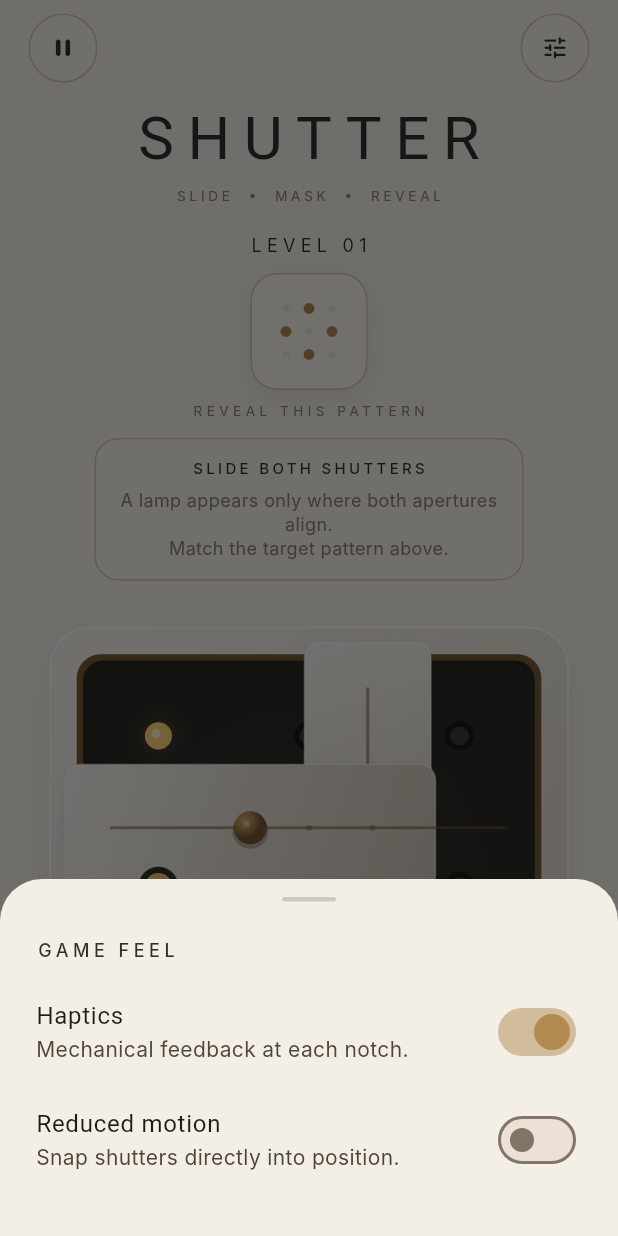
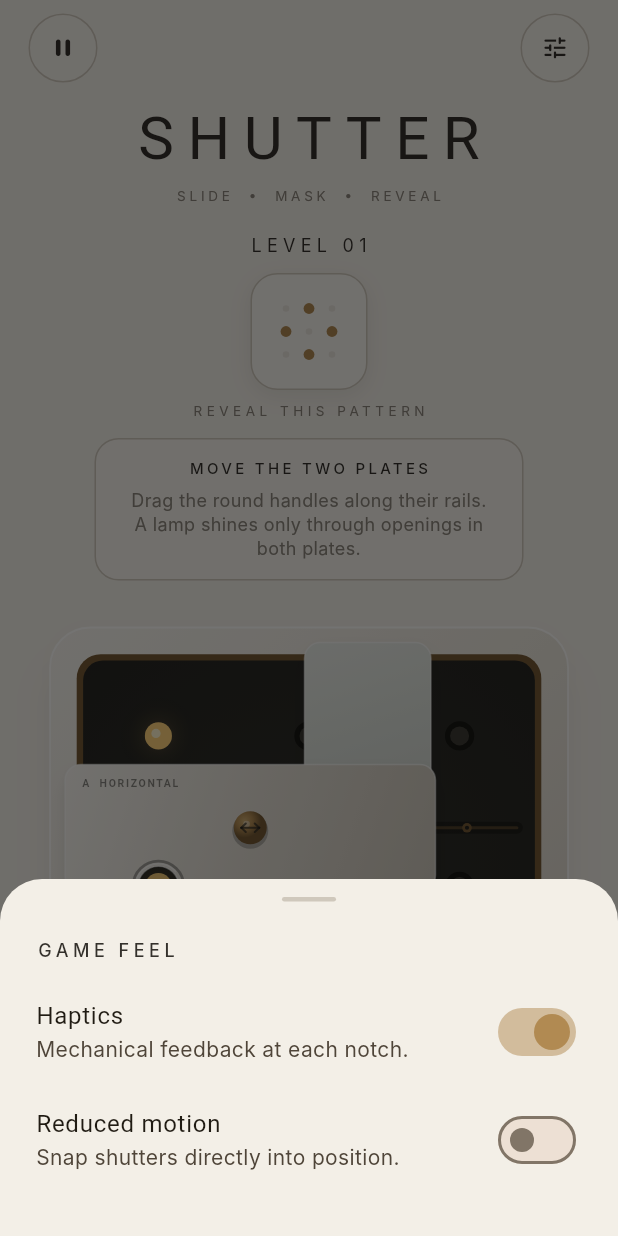
Before and after one commit to olahgabortamas/shutter, a Flutter app: the screen it shows after launch, after a tap on the "tune" icon, on a phone screen of 412 x 824 dp. Run offline on Flutter 3.47's test engine with Material 3 defaults, Android fonts, the phone set to English and light mode, and no system bars; our stand-ins replace shared_preferences; Roboto replaces fonts that are missing (Cormorant Garamond, Inter).

Commit message:
feat: clarify shutter mechanism

```diff
--- a/lib/presentation/game_screen.dart
+++ b/lib/presentation/game_screen.dart
@@ -27,7 +27,8 @@ class GameScreen extends StatefulWidget {
 class _GameScreenState extends State<GameScreen> {
   late final Future<List<ShutterLevel>> _campaign =
       widget.repository.loadCampaign();
-  late final GamePreferences _preferences = widget.preferences ?? GamePreferences();
+  late final GamePreferences _preferences =
+      widget.preferences ?? GamePreferences();
 
   @override
   void dispose() {
@@ -44,7 +45,9 @@ class _GameScreenState extends State<GameScreen> {
         builder: (context, snapshot) {
           if (snapshot.hasError) return _LoadError(error: snapshot.error);
           if (!snapshot.hasData) {
-            return const Scaffold(body: Center(child: CircularProgressIndicator(strokeWidth: 1.5)));
+            return const Scaffold(
+                body:
+                    Center(child: CircularProgressIndicator(strokeWidth: 1.5)));
           }
           final levels = snapshot.requireData;
           if (levels.isEmpty) {
@@ -67,8 +70,8 @@ class _CampaignGame extends StatefulWidget {
 }
 
 class _CampaignGameState extends State<_CampaignGame> {
-  late int _levelIndex = widget.preferences.currentLevelIndex
-      .clamp(0, widget.levels.length - 1);
+  late int _levelIndex =
+      widget.preferences.currentLevelIndex.clamp(0, widget.levels.length - 1);
 
   void _advance() {
     setState(() {
@@ -143,7 +146,8 @@ class _LoadedGameState extends State<_LoadedGame> {
       context: context,
       builder: (dialogContext) => AlertDialog(
         backgroundColor: ShutterColors.surfaceLight,
-        title: const Text('PAUSED', style: TextStyle(letterSpacing: 3, fontSize: 13)),
+        title: const Text('PAUSED',
+            style: TextStyle(letterSpacing: 3, fontSize: 13)),
         content: const Text('Take your time. The mechanism will wait.'),
         actions: [
           TextButton(
@@ -186,8 +190,14 @@ class _LoadedGameState extends State<_LoadedGame> {
                     child: Row(
                       mainAxisAlignment: MainAxisAlignment.spaceBetween,
                       children: [
-                        _TopButton(icon: Icons.pause_rounded, label: 'Pause', onPressed: _openPause),
-                        _TopButton(icon: Icons.tune_rounded, label: 'Settings', onPressed: _openSettings),
+                        _TopButton(
+                            icon: Icons.pause_rounded,
+                            label: 'Pause',
+                            onPressed: _openPause),
+                        _TopButton(
+                            icon: Icons.tune_rounded,
+                            label: 'Settings',
+                            onPressed: _openSettings),
                       ],
                     ),
                   ),
@@ -206,34 +216,47 @@ class _LoadedGameState extends State<_LoadedGame> {
                   const SizedBox(height: 3),
                   const Text(
                     'SLIDE  •  MASK  •  REVEAL',
-                    style: TextStyle(fontSize: 9, letterSpacing: 2.5, color: ShutterColors.muted),
+                    style: TextStyle(
+                        fontSize: 9,
+                        letterSpacing: 2.5,
+                        color: ShutterColors.muted),
                   ),
                   SizedBox(height: compact ? 10 : 18),
                   Text(
                     'LEVEL ${widget.level.number.toString().padLeft(2, '0')}',
-                    style: const TextStyle(fontSize: 12, letterSpacing: 3.5, color: ShutterColors.text),
+                    style: const TextStyle(
+                        fontSize: 12,
+                        letterSpacing: 3.5,
+                        color: ShutterColors.text),
                   ),
                   const SizedBox(height: 10),
-                  TargetPreview(level: widget.level, confirmed: controller.solved),
+                  TargetPreview(
+                      level: widget.level, confirmed: controller.solved),
                   const SizedBox(height: 7),
                   AnimatedSwitcher(
-                    duration: widget.preferences.reducedMotion ? Duration.zero : const Duration(milliseconds: 300),
+                    duration: widget.preferences.reducedMotion
+                        ? Duration.zero
+                        : const Duration(milliseconds: 300),
                     child: Text(
                       controller.solved
                           ? 'COMPLETE'
                           : controller.hasMoved || widget.level.number != 1
-                          ? 'TARGET'
-                          : 'REVEAL THIS PATTERN',
+                              ? 'TARGET'
+                              : 'REVEAL THIS PATTERN',
                       key: ValueKey((controller.solved, controller.hasMoved)),
                       style: TextStyle(
                         fontSize: 9,
                         letterSpacing: 3,
-                        color: controller.solved ? ShutterColors.brassDark : ShutterColors.muted,
+                        color: controller.solved
+                            ? ShutterColors.brassDark
+                            : ShutterColors.muted,
                       ),
                     ),
                   ),
                   AnimatedSize(
-                    duration: widget.preferences.reducedMotion ? Duration.zero : const Duration(milliseconds: 260),
+                    duration: widget.preferences.reducedMotion
+                        ? Duration.zero
+                        : const Duration(milliseconds: 260),
                     curve: Curves.easeOutCubic,
                     child: widget.level.number == 1 && !controller.hasMoved
                         ? const _FirstMoveGuide()
@@ -260,7 +283,9 @@ class _LoadedGameState extends State<_LoadedGame> {
                   ),
                   const SizedBox(height: 14),
                   AnimatedSwitcher(
-                    duration: widget.preferences.reducedMotion ? Duration.zero : const Duration(milliseconds: 450),
+                    duration: widget.preferences.reducedMotion
+                        ? Duration.zero
+                        : const Duration(milliseconds: 450),
                     switchInCurve: Curves.easeOutCubic,
                     child: controller.solved
                         ? _AdvanceButton(
@@ -292,7 +317,8 @@ class _FirstMoveGuide extends StatelessWidget {
     return Padding(
       padding: const EdgeInsets.only(top: 12),
       child: Semantics(
-        label: 'How to play: slide both shutters. A lamp appears only where both apertures align. Match the target pattern.',
+        label:
+            'How to play: slide both shutters. A lamp appears only where both apertures align. Match the target pattern.',
         child: Container(
           width: 286,
           padding: const EdgeInsets.symmetric(horizontal: 16, vertical: 12),
@@ -304,7 +330,7 @@ class _FirstMoveGuide extends StatelessWidget {
           child: const Column(
             children: [
               Text(
-                'SLIDE BOTH SHUTTERS',
+                'MOVE THE TWO PLATES',
                 style: TextStyle(
                   color: ShutterColors.text,
                   fontSize: 10,
@@ -314,7 +340,7 @@ class _FirstMoveGuide extends StatelessWidget {
               ),
               SizedBox(height: 7),
               Text(
-                'A lamp appears only where both apertures align.\nMatch the target pattern above.',
+                'Drag the round handles along their rails.\nA lamp shines only through openings in both plates.',
                 textAlign: TextAlign.center,
                 style: TextStyle(
                   color: ShutterColors.muted,
@@ -369,7 +395,8 @@ class _AdvanceButton extends StatelessWidget {
 }
 
 class _TopButton extends StatelessWidget {
-  const _TopButton({required this.icon, required this.label, required this.onPressed});
+  const _TopButton(
+      {required this.icon, required this.label, required this.onPressed});
   final IconData icon;
   final String label;
   final VoidCallback onPressed;
@@ -400,7 +427,8 @@ class _LoadError extends StatelessWidget {
       body: Center(
         child: Padding(
           padding: const EdgeInsets.all(32),
-          child: Text('The mechanism could not be loaded.\n$error', textAlign: TextAlign.center),
+          child: Text('The mechanism could not be loaded.\n$error',
+              textAlign: TextAlign.center),
         ),
       ),
     );
--- a/lib/presentation/shutter_board.dart
+++ b/lib/presentation/shutter_board.dart
@@ -21,7 +21,8 @@ class ShutterBoard extends StatefulWidget {
   State<ShutterBoard> createState() => _ShutterBoardState();
 }
 
-class _ShutterBoardState extends State<ShutterBoard> with SingleTickerProviderStateMixin {
+class _ShutterBoardState extends State<ShutterBoard>
+    with SingleTickerProviderStateMixin {
   late final AnimationController _snapController;
   late List<double> _visualNotches;
   int? _draggedPlate;
@@ -34,7 +35,8 @@ class _ShutterBoardState extends State<ShutterBoard> with SingleTickerProviderSt
   @override
   void initState() {
     super.initState();
-    _visualNotches = widget.controller.positions.map((value) => value.toDouble()).toList();
+    _visualNotches =
+        widget.controller.positions.map((value) => value.toDouble()).toList();
     _snapController = AnimationController(vsync: this, duration: _snapDuration)
       ..addListener(() {
         final index = _snappingPlate;
@@ -73,7 +75,8 @@ class _ShutterBoardState extends State<ShutterBoard> with SingleTickerProviderSt
   void _syncFromController() {
     if (_draggedPlate != null || _snapController.isAnimating) return;
     setState(() {
-      _visualNotches = widget.controller.positions.map((value) => value.toDouble()).toList();
+      _visualNotches =
+          widget.controller.positions.map((value) => value.toDouble()).toList();
     });
   }
 
@@ -89,7 +92,8 @@ class _ShutterBoardState extends State<ShutterBoard> with SingleTickerProviderSt
     final dx = (point.dx - center.dx).abs();
     final dy = (point.dy - center.dy).abs();
     final preferredAxis = dx > dy ? PlateAxis.horizontal : PlateAxis.vertical;
-    final preferred = widget.controller.level.plates.indexWhere((p) => p.axis == preferredAxis);
+    final preferred = widget.controller.level.plates
+        .indexWhere((p) => p.axis == preferredAxis);
     return preferred >= 0 ? preferred : 0;
   }
 
@@ -109,12 +113,14 @@ class _ShutterBoardState extends State<ShutterBoard> with SingleTickerProviderSt
     final index = _draggedPlate;
     if (index == null) return;
     final plate = widget.controller.level.plates[index];
-    final delta = plate.axis == PlateAxis.horizontal ? details.delta.dx : details.delta.dy;
+    final delta = plate.axis == PlateAxis.horizontal
+        ? details.delta.dx
+        : details.delta.dy;
     _dragDistance += delta;
     final notchSpacing = size.shortestSide * .13;
     setState(() {
-      _visualNotches[index] =
-          (_dragStartNotch + _dragDistance / notchSpacing).clamp(0, plate.notchCount - 1);
+      _visualNotches[index] = (_dragStartNotch + _dragDistance / notchSpacing)
+          .clamp(0, plate.notchCount - 1);
     });
   }
 
@@ -143,9 +149,11 @@ class _ShutterBoardState extends State<ShutterBoard> with SingleTickerProviderSt
   Widget build(BuildContext context) {
     return LayoutBuilder(builder: (context, constraints) {
       final size = Size(constraints.maxWidth, constraints.maxHeight);
-      final roundedPositions = _visualNotches.map((value) => value.round()).toList(growable: false);
+      final roundedPositions =
+          _visualNotches.map((value) => value.round()).toList(growable: false);
       return Semantics(
-        label: 'Shutter mechanism. Drag horizontally or vertically to move a plate.',
+        label:
+            'Shutter mechanism. Drag horizontally or vertically to move a plate.',
         child: GestureDetector(
           behavior: HitTestBehavior.opaque,
           onPanStart: (details) => _start(details, size),
@@ -155,7 +163,8 @@ class _ShutterBoardState extends State<ShutterBoard> with SingleTickerProviderSt
             painter: ShutterBoardPainter(
               level: widget.controller.level,
               visualNotches: _visualNotches,
-              visibleLights: widget.controller.level.visibleLights(roundedPositions),
+              visibleLights:
+                  widget.controller.level.visibleLights(roundedPositions),
               draggedPlate: _draggedPlate,
               hint: widget.controller.hint,
               solved: widget.controller.solved,
@@ -187,7 +196,8 @@ class ShutterBoardPainter extends CustomPainter {
   @override
   void paint(Canvas canvas, Size size) {
     final outer = Offset.zero & size;
-    final frame = RRect.fromRectAndRadius(outer.deflate(size.width * .015), Radius.circular(size.width * .075));
+    final frame = RRect.fromRectAndRadius(
+        outer.deflate(size.width * .015), Radius.circular(size.width * .075));
     canvas.drawShadow(
       Path()..addRRect(frame),
       Colors.black.withValues(alpha: .22),
@@ -196,10 +206,15 @@ class ShutterBoardPainter extends CustomPainter {
     );
     canvas.drawRRect(
       frame,
-      Paint()..shader = const LinearGradient(
+      Paint()
+        ..shader = const LinearGradient(
           begin: Alignment.topLeft,
           end: Alignment.bottomRight,
-        colors: [ShutterColors.surfaceLight, ShutterColors.surface, Color(0xFFD8D2C7)],
+          colors: [
+            ShutterColors.surfaceLight,
+            ShutterColors.surface,
+            Color(0xFFD8D2C7)
+          ],
         ).createShader(outer),
     );
 
@@ -211,13 +226,15 @@ class ShutterBoardPainter extends CustomPainter {
     final cavity = rimRect.deflate(size.width * .012);
     canvas.drawRRect(
       RRect.fromRectAndRadius(cavity, Radius.circular(size.width * .037)),
-      Paint()..shader = const RadialGradient(
+      Paint()
+        ..shader = const RadialGradient(
           colors: [ShutterColors.cavityLight, ShutterColors.cavity],
           radius: .95,
         ).createShader(cavity),
     );
 
     _drawLamps(canvas, cavity);
+    _drawRailGuides(canvas, cavity);
     for (var index = level.plates.length - 1; index >= 0; index--) {
       _drawPlate(canvas, cavity, index);
     }
@@ -230,27 +247,82 @@ class ShutterBoardPainter extends CustomPainter {
     for (var row = 0; row < level.rows; row++) {
       for (var column = 0; column < level.columns; column++) {
         final index = row * level.columns + column;
-        final center = Offset(cavity.left + (column + .5) * cellW, cavity.top + (row + .5) * cellH);
+        final center = Offset(cavity.left + (column + .5) * cellW,
+            cavity.top + (row + .5) * cellH);
         final radius = math.min(cellW, cellH) * .09;
         if (visibleLights[index]) {
           canvas.drawCircle(
             center,
             radius * 3,
-            Paint()..shader = RadialGradient(colors: [
+            Paint()
+              ..shader = RadialGradient(colors: [
                 ShutterColors.lightOn.withValues(alpha: solved ? .28 : .2),
                 Colors.transparent,
-            ]).createShader(Rect.fromCircle(center: center, radius: radius * 3)),
+              ]).createShader(
+                  Rect.fromCircle(center: center, radius: radius * 3)),
           );
-          canvas.drawCircle(center, radius, Paint()..color = ShutterColors.lightOn);
-          canvas.drawCircle(center.translate(-radius * .18, -radius * .18), radius * .34, Paint()..color = ShutterColors.lightCore);
+          canvas.drawCircle(
+              center, radius, Paint()..color = ShutterColors.lightOn);
+          canvas.drawCircle(center.translate(-radius * .18, -radius * .18),
+              radius * .34, Paint()..color = ShutterColors.lightCore);
         } else {
-          canvas.drawCircle(center, radius * 1.08, Paint()..color = const Color(0xFF171713));
+          canvas.drawCircle(
+              center, radius * 1.08, Paint()..color = const Color(0xFF171713));
           canvas.drawCircle(
             center,
             radius * .7,
             Paint()..color = ShutterColors.lightOff.withValues(alpha: .52),
           );
         }
+      }
+    }
+  }
+
+  void _drawRailGuides(Canvas canvas, Rect cavity) {
+    for (var index = 0; index < level.plates.length; index++) {
+      final plate = level.plates[index];
+      final isHorizontal = plate.axis == PlateAxis.horizontal;
+      final center = isHorizontal
+          ? Offset(cavity.center.dx, cavity.top + cavity.height * .37)
+          : Offset(cavity.left + cavity.width * .63, cavity.center.dy);
+      final railStart = isHorizontal
+          ? Offset(cavity.left + 12, center.dy)
+          : Offset(center.dx, cavity.top + 12);
+      final railEnd = isHorizontal
+          ? Offset(cavity.right - 12, center.dy)
+          : Offset(center.dx, cavity.bottom - 12);
+      final railPaint = Paint()
+        ..color = Colors.black.withValues(alpha: .28)
+        ..strokeCap = StrokeCap.round
+        ..strokeWidth = 8;
+      canvas.drawLine(railStart, railEnd, railPaint);
+      canvas.drawLine(
+        railStart,
+        railEnd,
+        Paint()
+          ..color = ShutterColors.brassDark.withValues(alpha: .55)
+          ..strokeCap = StrokeCap.round
+          ..strokeWidth = 2,
+      );
+      for (var notch = 0; notch < plate.notchCount; notch++) {
+        final t = plate.notchCount == 1 ? .5 : notch / (plate.notchCount - 1);
+        final marker = Offset.lerp(railStart, railEnd, .12 + t * .76)!;
+        final highlighted = hint?.plateIndex == index && hint?.notch == notch;
+        canvas.drawCircle(
+          marker,
+          highlighted ? 5.2 : 3.2,
+          Paint()
+            ..color = highlighted
+                ? ShutterColors.brassLight
+                : ShutterColors.brassDark,
+        );
+        canvas.drawCircle(
+          marker,
+          highlighted ? 2.2 : 1.4,
+          Paint()
+            ..color =
+                highlighted ? ShutterColors.surfaceLight : ShutterColors.cavity,
+        );
       }
     }
   }
@@ -262,12 +334,21 @@ class ShutterBoardPainter extends CustomPainter {
     final offset = (notch - midpoint) * cavity.shortestSide * .13;
     final isHorizontal = plate.axis == PlateAxis.horizontal;
     final rect = Rect.fromCenter(
-      center: cavity.center + (isHorizontal ? Offset(offset, -cavity.height * .13) : Offset(cavity.width * .13, offset)),
+      center: cavity.center +
+          (isHorizontal
+              ? Offset(offset, -cavity.height * .13)
+              : Offset(cavity.width * .13, offset)),
       width: isHorizontal ? cavity.width * .82 : cavity.width * .28,
       height: isHorizontal ? cavity.height * .28 : cavity.height * .82,
     );
     final elevated = draggedPlate == index;
-    final platePath = Path()..addRRect(RRect.fromRectAndRadius(rect.translate(0, elevated ? -2 : 0), Radius.circular(cavity.width * .035)));
+    final platePath = Path()
+      ..addRRect(
+        RRect.fromRectAndRadius(
+          rect.translate(0, elevated ? -2 : 0),
+          Radius.circular(cavity.width * .035),
+        ),
+      );
     final nearest = notch.round().clamp(0, plate.notchCount - 1);
     final mask = plate.masks[nearest];
     final cellW = cavity.width / level.columns;
@@ -276,9 +357,11 @@ class ShutterBoardPainter extends CustomPainter {
       if (!mask[cell]) continue;
       final row = cell ~/ level.columns;
       final column = cell % level.columns;
-      final holeCenter = Offset(cavity.left + (column + .5) * cellW, cavity.top + (row + .5) * cellH);
+      final holeCenter = Offset(
+          cavity.left + (column + .5) * cellW, cavity.top + (row + .5) * cellH);
       if (rect.inflate(cellW * .12).contains(holeCenter)) {
-        platePath.addOval(Rect.fromCircle(center: holeCenter, radius: math.min(cellW, cellH) * .135));
+        platePath.addOval(Rect.fromCircle(
+            center: holeCenter, radius: math.min(cellW, cellH) * .135));
       }
     }
     platePath.fillType = PathFillType.evenOdd;
@@ -290,10 +373,13 @@ class ShutterBoardPainter extends CustomPainter {
     );
     canvas.drawPath(
       platePath,
-      Paint()..shader = const LinearGradient(
+      Paint()
+        ..shader = LinearGradient(
           begin: Alignment.topLeft,
           end: Alignment.bottomRight,
-        colors: [Color(0xFFF9F6F0), Color(0xFFE2DDD3), Color(0xFFCFC8BC)],
+          colors: index == 0
+              ? const [Color(0xFFF9F6F0), Color(0xFFE2DDD3), Color(0xFFCFC8BC)]
+              : const [Color(0xFFE9ECE6), Color(0xFFD2D7D0), Color(0xFFB9C0B8)],
         ).createShader(rect),
     );
     canvas.drawPath(
@@ -303,33 +389,7 @@ class ShutterBoardPainter extends CustomPainter {
         ..strokeWidth = 1
         ..color = Colors.white.withValues(alpha: .55),
     );
-
-    final railStart = isHorizontal
-        ? Offset(cavity.left + 18, rect.center.dy)
-        : Offset(rect.center.dx, cavity.top + 18);
-    final railEnd = isHorizontal
-        ? Offset(cavity.right - 18, rect.center.dy)
-        : Offset(rect.center.dx, cavity.bottom - 18);
-    canvas.drawLine(
-      railStart,
-      railEnd,
-      Paint()
-        ..color = ShutterColors.brassDark.withValues(alpha: .55)
-        ..strokeWidth = 2,
-    );
-    for (var notchIndex = 0; notchIndex < plate.notchCount; notchIndex++) {
-      final t = plate.notchCount == 1 ? .5 : notchIndex / (plate.notchCount - 1);
-      final marker = Offset.lerp(railStart, railEnd, .34 + t * .32)!;
-      final highlighted = hint?.plateIndex == index && hint?.notch == notchIndex;
-      canvas.drawCircle(
-        marker,
-        highlighted ? 4 : 2,
-        Paint()
-          ..color = highlighted
-              ? ShutterColors.brassLight
-              : ShutterColors.brassDark.withValues(alpha: .42),
-      );
-    }
+    _drawApertureRims(canvas, cavity, rect, mask);
     final knob = rect.center;
     canvas.drawCircle(
       knob.translate(0, 2),
@@ -339,9 +399,14 @@ class ShutterBoardPainter extends CustomPainter {
     canvas.drawCircle(
       knob,
       11,
-      Paint()..shader = const RadialGradient(
+      Paint()
+        ..shader = const RadialGradient(
           center: Alignment(-.35, -.4),
-        colors: [ShutterColors.brassLight, ShutterColors.brass, ShutterColors.brassDark],
+          colors: [
+            ShutterColors.brassLight,
+            ShutterColors.brass,
+            ShutterColors.brassDark
+          ],
         ).createShader(Rect.fromCircle(center: knob, radius: 11)),
     );
     canvas.drawCircle(
@@ -349,6 +414,97 @@ class ShutterBoardPainter extends CustomPainter {
       2.2,
       Paint()..color = Colors.white.withValues(alpha: .35),
     );
+    _drawDirectionMark(canvas, knob, isHorizontal);
+    _drawPlateTag(canvas, rect, index, isHorizontal);
+  }
+
+  void _drawApertureRims(
+      Canvas canvas, Rect cavity, Rect rect, List<bool> mask) {
+    final cellW = cavity.width / level.columns;
+    final cellH = cavity.height / level.rows;
+    final radius = math.min(cellW, cellH) * .135;
+    for (var cell = 0; cell < mask.length; cell++) {
+      if (!mask[cell]) continue;
+      final row = cell ~/ level.columns;
+      final column = cell % level.columns;
+      final center = Offset(
+          cavity.left + (column + .5) * cellW, cavity.top + (row + .5) * cellH);
+      if (!rect.inflate(cellW * .12).contains(center)) continue;
+      canvas.drawCircle(
+        center,
+        radius * 1.25,
+        Paint()
+          ..style = PaintingStyle.stroke
+          ..strokeWidth = 1.8
+          ..color = Colors.black.withValues(alpha: .32),
+      );
+      canvas.drawArc(
+        Rect.fromCircle(center: center, radius: radius * 1.12),
+        math.pi * 1.08,
+        math.pi * .7,
+        false,
+        Paint()
+          ..style = PaintingStyle.stroke
+          ..strokeWidth = 1
+          ..color = Colors.white.withValues(alpha: .6),
+      );
+    }
+  }
+
+  void _drawDirectionMark(Canvas canvas, Offset center, bool isHorizontal) {
+    final offset = isHorizontal ? const Offset(6, 0) : const Offset(0, 6);
+    final from = center - offset;
+    final to = center + offset;
+    final paint = Paint()
+      ..color = ShutterColors.cavity.withValues(alpha: .65)
+      ..strokeWidth = 1.4
+      ..strokeCap = StrokeCap.round;
+    canvas.drawLine(from, to, paint);
+    final cross =
+        isHorizontal ? const Offset(2.8, 2.8) : const Offset(2.8, 2.8);
+    if (isHorizontal) {
+      canvas.drawLine(from, from + Offset(3, -cross.dy), paint);
+      canvas.drawLine(from, from + Offset(3, cross.dy), paint);
+      canvas.drawLine(to, to - Offset(3, -cross.dy), paint);
+      canvas.drawLine(to, to - Offset(3, cross.dy), paint);
+    } else {
+      canvas.drawLine(from, from + Offset(-cross.dx, 3), paint);
+      canvas.drawLine(from, from + Offset(cross.dx, 3), paint);
+      canvas.drawLine(to, to - Offset(-cross.dx, 3), paint);
+      canvas.drawLine(to, to - Offset(cross.dx, 3), paint);
+    }
+  }
+
+  void _drawPlateTag(Canvas canvas, Rect rect, int index, bool isHorizontal) {
+    final tag = index == 0 ? 'A  HORIZONTAL' : 'B  VERTICAL';
+    final text = TextPainter(
+      text: TextSpan(
+        text: tag,
+        style: TextStyle(
+          color: ShutterColors.cavity.withValues(alpha: .52),
+          fontSize: 7,
+          fontWeight: FontWeight.w700,
+          letterSpacing: 1.1,
+        ),
+      ),
+      textDirection: TextDirection.ltr,
+    )..layout();
+    final origin = isHorizontal
+        ? Offset(rect.left + 11, rect.top + 9)
+        : Offset(rect.left + 7, rect.bottom - text.height - 9);
+    canvas.save();
+    if (!isHorizontal) {
+      canvas.translate(rect.center.dx, rect.center.dy);
+      canvas.rotate(-math.pi / 2);
+      canvas.translate(-rect.center.dx, -rect.center.dy);
+      text.paint(
+          canvas,
+          Offset(rect.center.dx - text.width / 2,
+              rect.center.dy - rect.width / 2 + 9));
+    } else {
+      text.paint(canvas, origin);
+    }
+    canvas.restore();
   }
 
   void _drawFrameHighlight(Canvas canvas, RRect frame) {
```
Lines whose indentation alone changed are shown as unchanged.
